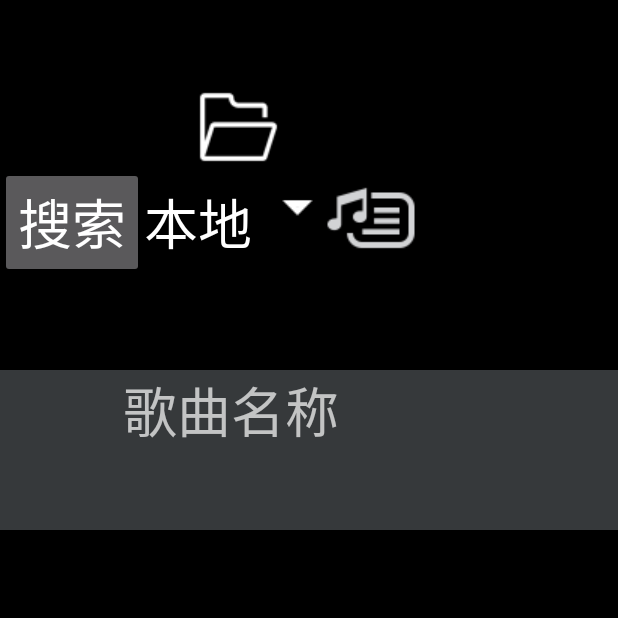
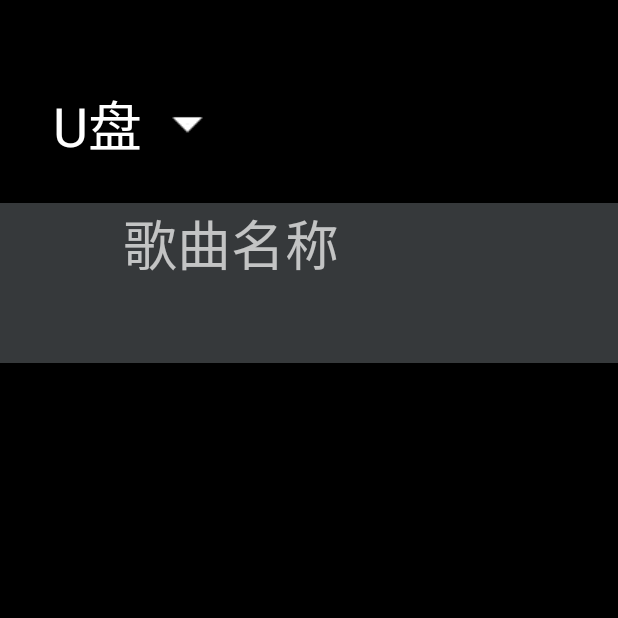
Before and after one commit to chengtao1993/ArchermindMusic, an Android app: the screen it shows after launch (MediaActivity), on a phone screen of 412 x 824 dp, the top half of it. Run offline under Robolectric (Android 15) with nearby library versions, the phone set to English and light mode, and no system bars; 2 statements that could not run were skipped.

Commit message:
调整歌词文字大小和布局！

```diff
--- a/app/src/main/java/com/archermind/music/MediaActivity.java
+++ b/app/src/main/java/com/archermind/music/MediaActivity.java
@@ -41,7 +41,7 @@ public class MediaActivity extends FragmentActivity {
     private FragmentTransaction fragmentTransaction;
     public MusicFragment musicFragment;
     private Intent intent;
-    public static String current_source_name = "本地";
+    public static String current_source_name = "U盘";
     public static String current_source_path = "external";
     public static HashMap<String,String> name_path = new HashMap();
     private String startFragment;
@@ -81,7 +81,7 @@ public class MediaActivity extends FragmentActivity {
             }
         };
         registerReceiver(usb_out,filter);
-        name_path.put("本地","external");
+        name_path.put("U盘","external");
         musicFragment = new MusicFragment();
         fragmentManager = getSupportFragmentManager();
         fragmentTransaction = fragmentManager.beginTransaction();
@@ -97,7 +97,6 @@ public class MediaActivity extends FragmentActivity {
                 fragmentTransaction.add(R.id.fragment_container,musicFragment);
                 fragmentTransaction.commit();
                 displayTab = musicTab;
-                /*SystemProperties.set(service.gr.show","1");*/
             }
         }else {
             if (bluetoothAdapter != null
--- a/app/src/main/java/com/archermind/music/view/LrcView.java
+++ b/app/src/main/java/com/archermind/music/view/LrcView.java
@@ -23,8 +23,8 @@ import java.util.List;
 public class LrcView extends TextView {
     private  float width; //歌词视图宽度
     private float height;
-    private  float textSize=18;//文本大小
-    private  float textHeight=25;//文本高度
+    private  float textSize=27;//文本大小
+    private  float textHeight=33;//文本高度
     private int index=0;//list集合下标
 
 
@@ -76,9 +76,9 @@ public class LrcView extends TextView {
         if (canvas==null){
             return;
         }
-        currentPaint.setColor(Color.argb(210,251,248,29));
+        currentPaint.setColor(Color.argb(210,30,144,255));
         notCurrentPaint.setColor(Color.argb(140,255,255,255));
-        currentPaint.setTextSize(24);
+        currentPaint.setTextSize(31);
         currentPaint.setTypeface(Typeface.SANS_SERIF);
         notCurrentPaint.setTextSize(textSize);
         currentPaint.setTypeface(Typeface.DEFAULT);
@@ -101,7 +101,7 @@ public class LrcView extends TextView {
              canvas.drawText(mlrclist.get(i).getLrcStr(),width/2,tempy,notCurrentPaint);
          }
           }catch (Exception e){
-            setText("未找到对应歌词");
+            setText("...未找到歌词...");
           }
 
     }
--- a/app/src/main/res/layout/fragment_music.xml
+++ b/app/src/main/res/layout/fragment_music.xml
@@ -11,62 +11,45 @@
         android:background="#000000"
         android:orientation="vertical">
 
-        <RelativeLayout
-            android:layout_width="match_parent"
-            android:layout_height="wrap_content"
-            android:paddingTop="58dp">
 
-            <ImageButton
-                android:id="@+id/folder"
-                android:layout_width="wrap_content"
-                android:layout_height="wrap_content"
-                android:layout_alignParentLeft="true"
-                android:layout_marginLeft="125dp"
-                android:background="@mipmap/folder"
-                android:padding="10dp" />
-
-
-        </RelativeLayout>
 
         <LinearLayout
             android:layout_width="match_parent"
-            android:layout_height="wrap_content">
+            android:layout_height="wrap_content"
+            android:orientation="horizontal"
+            >
 
-            <Button
+            <LinearLayout
                 android:layout_width="wrap_content"
                 android:layout_height="wrap_content"
-                android:text="搜索"
-                android:textSize="36sp" />
-
+                android:orientation="horizontal"
+                android:layout_gravity="bottom"
+                android:layout_marginBottom="25dp"
+                android:layout_marginStart="35dp">
             <TextView
                 android:id="@+id/data_source"
                 android:layout_width="wrap_content"
                 android:layout_height="wrap_content"
                 android:layout_marginRight="15dp"
-                android:layout_toLeftOf="@id/ib"
-                android:text="本地"
+                android:text="U盘"
                 android:textColor="#ffffff"
-                android:textSize="36sp" />
+                android:textSize="36dp" />
 
             <ImageButton
-                android:id="@+id/ib"
+                android:id="@+id/arrow_down"
                 android:layout_width="wrap_content"
                 android:layout_height="wrap_content"
                 android:background="@mipmap/usb"
                 android:padding="10dp" />
 
-            <ImageButton
-                android:id="@+id/words"
-                android:layout_width="wrap_content"
-                android:layout_height="wrap_content"
-                android:background="@mipmap/words" />
-
+            </LinearLayout>
             <android.support.design.widget.TabLayout
+                android:layout_marginLeft="300dp"
                 android:id="@+id/tab_layout"
                 style="@style/Home_TabLayout"
                 android:layout_width="944dp"
                 android:layout_height="135dp"
-                android:layout_gravity="right">
+                >
 
 
             </android.support.design.widget.TabLayout>
@@ -86,7 +69,7 @@
                 android:layout_marginLeft="82dp"
                 android:gravity="center"
                 android:text="歌曲名称"
-                android:textSize="36sp" />
+                android:textSize="36dp" />
 
             <TextView
                 android:layout_width="wrap_content"
@@ -94,7 +77,7 @@
                 android:layout_marginLeft="188dp"
                 android:gravity="center"
                 android:text="歌手"
-                android:textSize="36sp" />
+                android:textSize="36dp" />
 
             <TextView
                 android:layout_width="wrap_content"
@@ -121,7 +104,7 @@
                 android:gravity="center"
                 android:lineSpacingExtra="18dp"
                 android:textColor="#ffffff"
-                android:textSize="40sp"></com.archermind.music.view.LrcView>
+                android:textSize="40dp"></com.archermind.music.view.LrcView>
 
         <LinearLayout
             android:layout_width="match_parent"
```
Also changed, not shown: app/src/main/java/com/archermind/music/MusicFragment.java (+7 -44 lines), app/src/main/java/com/archermind/music/MusicwordsFragment.java (deleted, +0 -298 lines).
